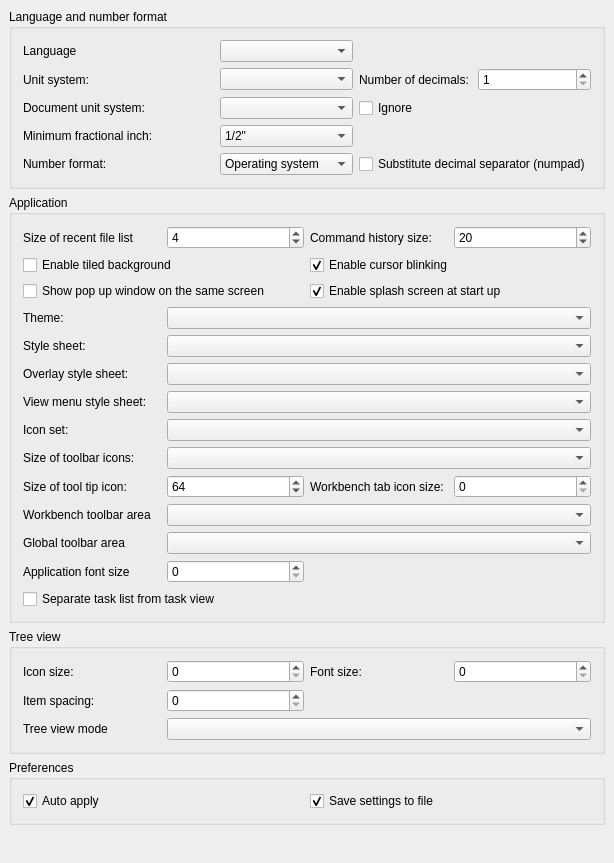
First picture: the form in src/Gui/PreferencePages/DlgSettingsGeneral.ui, repository realthunder/FreeCAD, before the edit.
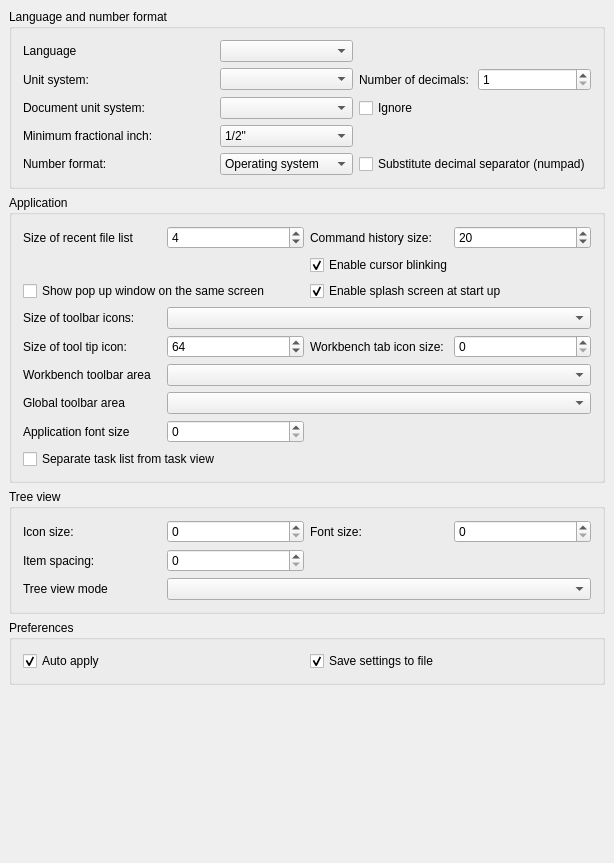
Second picture: the form after the edit. Custom widgets are drawn as their Qt base class.

Commit message: Gui: one page owns the appearance, and it edits the theme

```diff
--- a/src/Gui/PreferencePages/DlgSettingsGeneral.ui
+++ b/src/Gui/PreferencePages/DlgSettingsGeneral.ui
@@ -217,23 +217,6 @@
           </property>
          </widget>
         </item>
-        <item row="0" column="0">
-         <widget class="Gui::PrefCheckBox" name="tiledBackground">
-          <property name="toolTip">
-           <string>Background of the main window will consist of tiles of a special image.
-See the FreeCAD Wiki for details about the image.</string>
-          </property>
-          <property name="text">
-           <string>Enable tiled background</string>
-          </property>
-          <property name="prefPath" stdset="0">
-           <cstring>MainWindow</cstring>
-          </property>
-          <property name="prefEntry" stdset="0">
-           <cstring>TiledBackground</cstring>
-          </property>
-         </widget>
-        </item>
         <item row="0" column="1">
          <widget class="Gui::PrefCheckBox" name="EnableCursorBlinking">
           <property name="toolTip">
@@ -278,28 +261,28 @@
       </item>
       <item>
        <layout class="QGridLayout" name="gridLayout_3">
-        <item row="7" column="0">
+        <item row="1" column="0">
          <widget class="QLabel" name="labelToolTipIconSize">
           <property name="text">
            <string>Size of tool tip icon:</string>
           </property>
          </widget>
         </item>
-        <item row="11" column="0">
+        <item row="4" column="0">
          <widget class="QLabel" name="label_8">
           <property name="text">
            <string>Application font size</string>
           </property>
          </widget>
         </item>
-        <item row="9" column="0">
+        <item row="2" column="0">
          <widget class="QLabel" name="label_7">
           <property name="text">
            <string>Workbench toolbar area</string>
           </property>
          </widget>
         </item>
-        <item row="7" column="3">
+        <item row="1" column="3">
          <widget class="Gui::PrefSpinBox" name="workbenchTabIconSize">
           <property name="toolTip">
            <string/>
@@ -312,7 +295,7 @@
           </property>
          </widget>
         </item>
-        <item row="10" column="1" colspan="3">
+        <item row="3" column="1" colspan="3">
          <widget class="Gui::PrefComboBox" name="globalToolbarArea">
           <property name="toolTip">
            <string>Choose default docking area for global toolbars</string>
@@ -328,14 +311,7 @@
           </property>
          </widget>
         </item>
-        <item row="4" column="0">
-         <widget class="QLabel" name="label_2">
-          <property name="text">
-           <string>View menu style sheet:</string>
-          </property>
-         </widget>
-        </item>
-        <item row="7" column="1">
+        <item row="1" column="1">
          <widget class="Gui::PrefSpinBox" name="toolTipIconSize">
           <property name="maximum">
            <number>512</number>
@@ -354,14 +330,7 @@
           </property>
          </widget>
         </item>
-        <item row="1" column="0">
-         <widget class="QLabel" name="styleSheetLabel">
-          <property name="text">
-           <string>Style sheet:</string>
-          </property>
-         </widget>
-        </item>
-        <item row="11" column="1">
+        <item row="4" column="1">
          <widget class="Gui::PrefSpinBox" name="appFontSize">
           <property name="toolTip">
            <string>Set the default application font size</string>
@@ -374,34 +343,14 @@
           </property>
          </widget>
         </item>
-        <item row="3" column="1" colspan="3">
-         <widget class="Gui::PrefComboBox" name="OverlayStyleSheets">
-          <property name="prefPath" stdset="0">
-           <cstring>MainWindow</cstring>
-          </property>
-          <property name="prefEntry" stdset="0">
-           <cstring>OverlayActiveStyleSheet</cstring>
-          </property>
-          <property name="prefType" stdset="0">
-           <cstring></cstring>
-          </property>
-         </widget>
-        </item>
-        <item row="0" column="0">
-         <widget class="QLabel" name="themesLabel">
-          <property name="text">
-           <string>Theme:</string>
-          </property>
-         </widget>
-        </item>
-        <item row="10" column="0">
+        <item row="3" column="0">
          <widget class="QLabel" name="label_9">
           <property name="text">
            <string>Global toolbar area</string>
           </property>
          </widget>
         </item>
-        <item row="11" column="2" colspan="2">
+        <item row="4" column="2" colspan="2">
          <spacer name="horizontalSpacer">
           <property name="orientation">
            <enum>Qt::Horizontal</enum>
@@ -414,27 +363,14 @@
           </property>
          </spacer>
         </item>
-        <item row="6" column="0">
+        <item row="0" column="0">
          <widget class="QLabel" name="iconSizeLabel">
           <property name="text">
            <string>Size of toolbar icons:</string>
           </property>
          </widget>
         </item>
-        <item row="4" column="1" colspan="3">
-         <widget class="Gui::PrefComboBox" name="MenuStyleSheets">
-          <property name="prefPath" stdset="0">
-           <cstring>MainWindow</cstring>
-          </property>
-          <property name="prefEntry" stdset="0">
-           <cstring>MenuStyleSheet</cstring>
-          </property>
-          <property name="prefType" stdset="0">
-           <cstring></cstring>
-          </property>
-         </widget>
-        </item>
-        <item row="12" column="0" colspan="3">
+        <item row="5" column="0" colspan="3">
          <widget class="Gui::PrefCheckBox" name="checkboxTaskList">
           <property name="toolTip">
            <string>Separate task list into its own dockable widget</string>
@@ -450,37 +386,7 @@
           </property>
          </widget>
         </item>
-        <item row="1" column="1" colspan="3">
-         <widget class="Gui::PrefComboBox" name="StyleSheets">
-          <property name="toolTip">
-           <string>Style sheet how user interface will look like</string>
-          </property>
-          <property name="prefPath" stdset="0">
-           <cstring>MainWindow</cstring>
-          </property>
-          <property name="prefEntry" stdset="0">
-           <cstring>StyleSheet</cstring>
-          </property>
-          <property name="prefType" stdset="0">
-           <cstring></cstring>
-          </property>
-         </widget>
-        </item>
-        <item row="0" column="1" colspan="3">
-         <widget class="QComboBox" name="themesCombobox">
-          <property name="toolTip">
-           <string>Customize how user interface will look like</string>
-          </property>
-         </widget>
-        </item>
-        <item row="3" column="0">
-         <widget class="QLabel" name="label">
-          <property name="text">
-           <string>Overlay style sheet:</string>
-          </property>
-         </widget>
-        </item>
-        <item row="9" column="1" colspan="3">
+        <item row="2" column="1" colspan="3">
          <widget class="Gui::PrefComboBox" name="toolbarArea">
           <property name="toolTip">
            <string>Choose default docking area for workbench toolbars</string>
@@ -496,14 +402,14 @@
           </property>
          </widget>
         </item>
-        <item row="7" column="2">
+        <item row="1" column="2">
          <widget class="QLabel" name="iconSizeLabel_2">
           <property name="text">
            <string>Workbench tab icon size:</string>
           </property>
          </widget>
         </item>
-        <item row="6" column="1" colspan="3">
+        <item row="0" column="1" colspan="3">
          <widget class="Gui::PrefComboBox" name="toolbarIconSize">
           <property name="toolTip">
            <string>Choose your preference for toolbar icon size. You can adjust
@@ -520,29 +426,6 @@
           </property>
          </widget>
         </item>
-        <item row="5" column="0">
-         <widget class="QLabel" name="styleSheetLabel_2">
-          <property name="text">
-           <string>Icon set:</string>
-          </property>
-         </widget>
-        </item>
-        <item row="5" column="1" colspan="3">
-         <widget class="Gui::PrefComboBox" name="IconSets">
-          <property name="toolTip">
-           <string>User defined icon set</string>
-          </property>
-          <property name="prefPath" stdset="0">
-           <cstring>MainWindow</cstring>
-          </property>
-          <property name="prefEntry" stdset="0">
-           <cstring>IconSet</cstring>
-          </property>
-          <property name="prefType" stdset="0">
-           <cstring></cstring>
-          </property>
-         </widget>
-        </item>
        </layout>
       </item>
      </layout>
```
Left out of the diff: 3 changed lines with no effect on the pictures. The commit also changes 6 other files.
